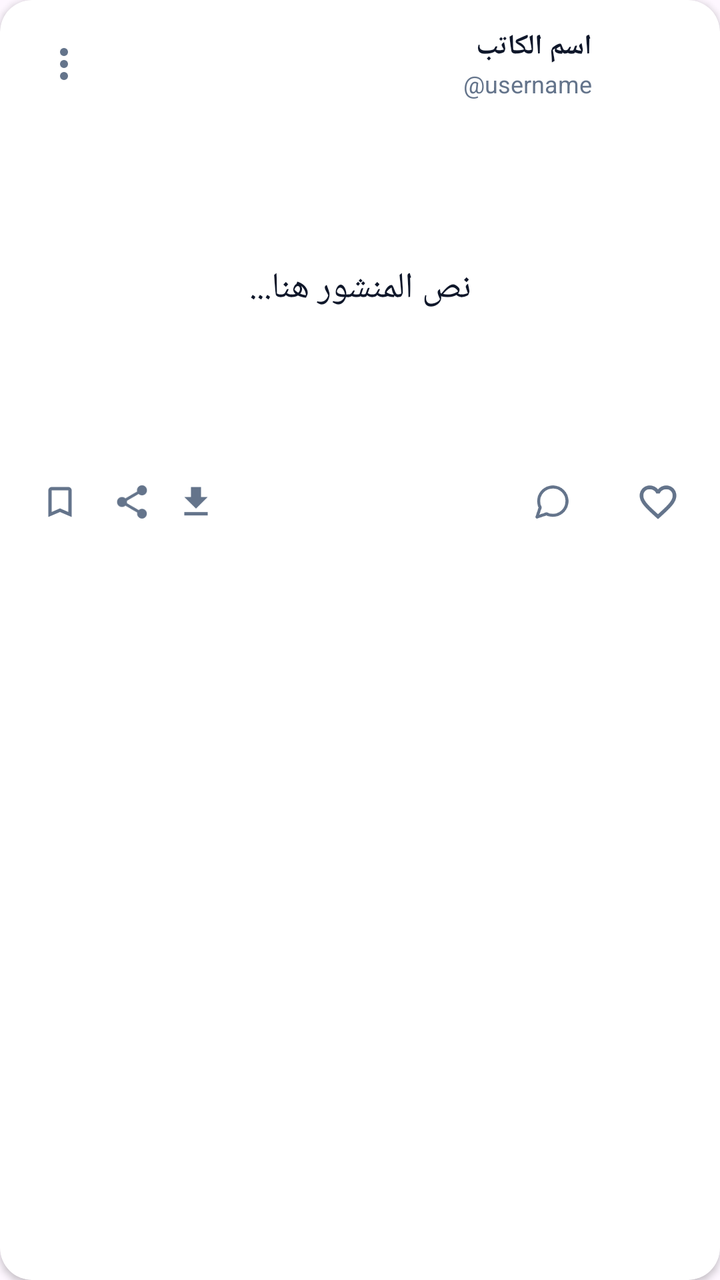
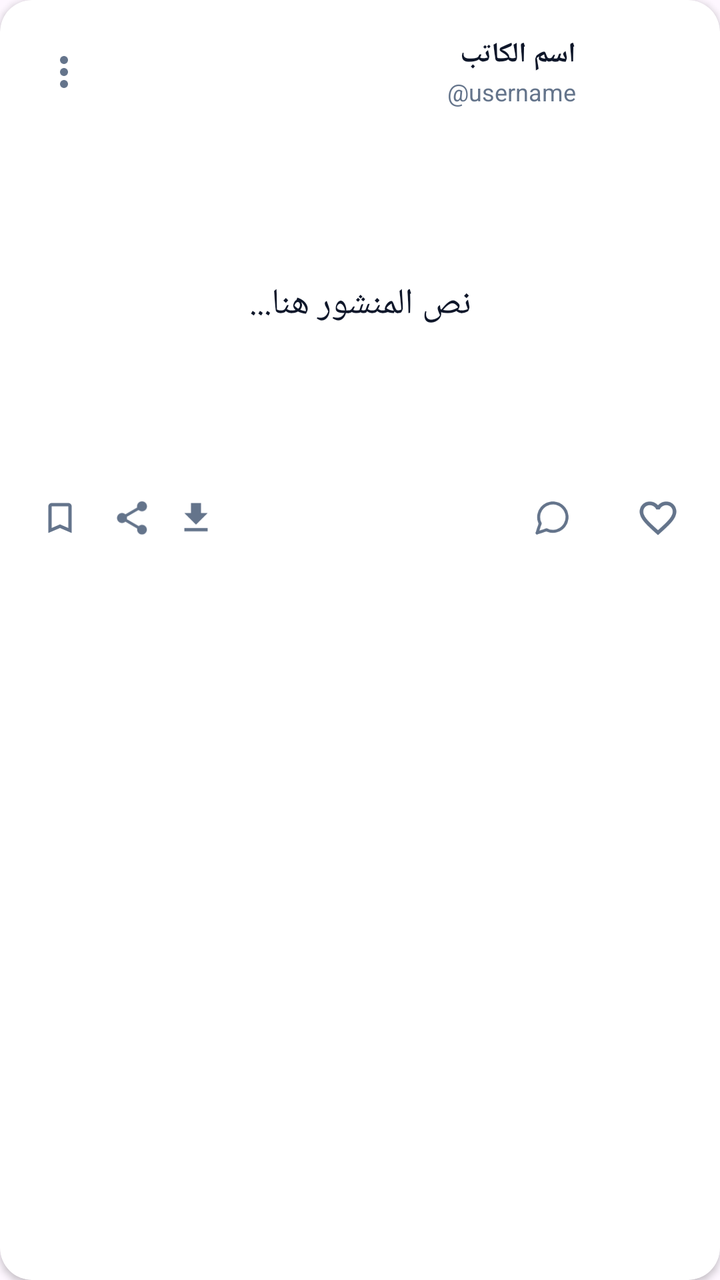

The first picture is an Android layout as it rendered before a commit; the second is the same layout after the commit. The layout source and the unified diff follow.
<!-- AndroidManifest.xml: application theme Theme.Material3.DayNight.NoActionBar -->
<!-- res/layout/item_community_post.xml -->
<?xml version="1.0" encoding="utf-8"?>
<androidx.cardview.widget.CardView xmlns:android="http://schemas.android.com/apk/res/android"
    xmlns:app="http://schemas.android.com/apk/res-auto"
    android:layout_width="match_parent"
    android:layout_height="wrap_content"
    android:layout_marginHorizontal="12dp"
    android:layout_marginVertical="8dp"
    android:layoutDirection="rtl"
    app:cardBackgroundColor="@color/bg_card"
    app:cardCornerRadius="16dp"
    app:cardElevation="2dp">

    <LinearLayout
        android:layout_width="match_parent"
        android:layout_height="wrap_content"
        android:orientation="vertical">

        <LinearLayout
            android:layout_width="match_parent"
            android:layout_height="wrap_content"
            android:gravity="center_vertical"
            android:orientation="horizontal"
            android:paddingHorizontal="14dp"
            android:paddingTop="12dp"
            android:paddingBottom="8dp">

            <LinearLayout
                android:id="@+id/layoutAuthorProfile"
                android:layout_width="0dp"
                android:layout_height="wrap_content"
                android:layout_weight="1"
                android:background="?attr/selectableItemBackground"
                android:clickable="true"
                android:focusable="true"
                android:gravity="center_vertical"
                android:orientation="horizontal">

                <ImageView
                    android:id="@+id/ivAuthorAvatar"
                    android:layout_width="40dp"
                    android:layout_height="40dp"
                    android:scaleType="centerCrop"
                    android:src="@drawable/ic_profile" />

                <LinearLayout
                    android:layout_width="wrap_content"
                    android:layout_height="wrap_content"
                    android:layout_marginStart="10dp"
                    android:orientation="vertical">

                    <LinearLayout
                        android:layout_width="wrap_content"
                        android:layout_height="wrap_content"
                        android:gravity="center_vertical"
                        android:orientation="horizontal">

                        <TextView
                            android:id="@+id/tvAuthor"
                            android:layout_width="wrap_content"
                            android:layout_height="wrap_content"
                            android:ellipsize="end"
                            android:maxLines="1"
                            android:maxWidth="140dp"
                            android:text="اسم الكاتب"
                            android:textColor="@color/text_primary"
                            android:textSize="14sp"
                            android:textStyle="bold" />

                        
                        <TextView
                            android:id="@+id/tvAuthorBadge"
                            android:layout_width="wrap_content"
                            android:layout_height="wrap_content"
                            android:layout_marginStart="4dp"
                            android:background="@null"
                            android:clickable="true"
                            android:focusable="true"
                            android:gravity="center"
                            android:includeFontPadding="false"
                            android:singleLine="true"
                            android:text=""
                            android:textSize="13.5sp"
                            android:visibility="gone" />
                    </LinearLayout>

                    <TextView
                        android:id="@+id/tvPostUsername"
                        android:layout_width="wrap_content"
                        android:layout_height="wrap_content"
                        android:layout_marginTop="1dp"
                        android:text="@username"
                        android:textColor="@color/text_secondary"
                        android:textSize="12sp" />
                </LinearLayout>
            </LinearLayout>

            <TextView
                android:id="@+id/tvPostTag"
                android:layout_width="wrap_content"
                android:layout_height="wrap_content"
                android:layout_marginEnd="6dp"
                android:background="@drawable/bg_tool_chip_idle"
                android:paddingHorizontal="8dp"
                android:paddingVertical="3dp"
                android:textColor="#38BDF8"
                android:textSize="11sp"
                android:textStyle="bold"
                android:visibility="gone" />

            <ImageView
                android:id="@+id/btnPostMenu"
                android:layout_width="36dp"
                android:layout_height="36dp"
                android:background="?attr/selectableItemBackgroundBorderless"
                android:clickable="true"
                android:focusable="true"
                android:padding="6dp"
                android:src="@drawable/ic_menu_more"
                app:tint="@color/text_secondary" />
        </LinearLayout>

                <FrameLayout
            android:id="@+id/layoutPostCard"
            android:layout_width="match_parent"
            android:layout_height="wrap_content"
            android:layout_marginHorizontal="6dp"
            android:layout_marginVertical="4dp"
            android:minHeight="160dp"
            android:padding="16dp">

            
            <LinearLayout
                android:id="@+id/badgeVideoReel"
                android:layout_width="wrap_content"
                android:layout_height="24dp"
                android:layout_gravity="top|start"
                android:background="@drawable/bg_segment_container"
                android:backgroundTint="#99000000"
                android:gravity="center_vertical"
                android:orientation="horizontal"
                android:paddingHorizontal="8dp"
                android:visibility="gone">

                <ImageView
                    android:layout_width="14dp"
                    android:layout_height="14dp"
                    android:src="@drawable/ic_video_reel"
                    app:tint="#38BDF8" />

                <TextView
                    android:layout_width="wrap_content"
                    android:layout_height="wrap_content"
                    android:layout_marginStart="4dp"
                    android:text="@string/reel_video_badge"
                    android:textColor="#38BDF8"
                    android:textSize="10.5sp"
                    android:textStyle="bold" />
            </LinearLayout>

            <TextView
                android:id="@+id/tvContent"
                android:layout_width="match_parent"
                android:layout_height="wrap_content"
                android:layout_gravity="center"
                android:gravity="center"
                android:lineSpacingExtra="6dp"
                android:text="نص المنشور هنا..."
                android:textColor="@color/text_primary"
                android:textDirection="rtl"
                android:textSize="18sp" />

            
            <FrameLayout
                android:id="@+id/btnCardPlayVideo"
                android:layout_width="48dp"
                android:layout_height="48dp"
                android:layout_gravity="center"
                android:background="@drawable/bg_send_comment_circle"
                android:backgroundTint="#99000000"
                android:elevation="4dp"
                android:visibility="gone">

                <ImageView
                    android:layout_width="24dp"
                    android:layout_height="24dp"
                    android:layout_gravity="center"
                    android:src="@drawable/ic_video_play"
                    app:tint="#FFFFFF" />
            </FrameLayout>

            
            <ImageView
                android:id="@+id/ivDoubleTapHeart"
                android:layout_width="72dp"
                android:layout_height="72dp"
                android:layout_gravity="center"
                android:elevation="6dp"
                android:src="@drawable/ic_heart_filled"
                android:visibility="gone"
                app:tint="#EF4444" />
        </FrameLayout>

        
        <LinearLayout
            android:layout_width="match_parent"
            android:layout_height="46dp"
            android:gravity="center_vertical"
            android:orientation="horizontal"
            android:paddingHorizontal="14dp">

            
            <LinearLayout
                android:id="@+id/btnLikeContainer"
                android:layout_width="wrap_content"
                android:layout_height="match_parent"
                android:background="?attr/selectableItemBackground"
                android:clickable="true"
                android:focusable="true"
                android:gravity="center_vertical"
                android:orientation="horizontal"
                android:paddingHorizontal="6dp">

                <ImageView
                    android:id="@+id/btnLike"
                    android:layout_width="22dp"
                    android:layout_height="22dp"
                    android:src="@drawable/ic_heart_outline"
                    app:tint="@color/text_secondary" />

                <TextView
                    android:id="@+id/tvLikesCount"
                    android:layout_width="wrap_content"
                    android:layout_height="wrap_content"
                    android:layout_marginStart="6dp"
                    android:textColor="@color/text_secondary"
                    android:textSize="13sp" />
            </LinearLayout>

            
            <LinearLayout
                android:id="@+id/btnCommentContainer"
                android:layout_width="wrap_content"
                android:layout_height="match_parent"
                android:layout_marginStart="14dp"
                android:background="?attr/selectableItemBackground"
                android:clickable="true"
                android:focusable="true"
                android:gravity="center_vertical"
                android:orientation="horizontal"
                android:paddingHorizontal="6dp">

                <ImageView
                    android:id="@+id/btnComment"
                    android:layout_width="20dp"
                    android:layout_height="20dp"
                    android:src="@drawable/ic_chat_bubble_outline"
                    app:tint="@color/text_secondary" />

                <TextView
                    android:id="@+id/tvCommentsCount"
                    android:layout_width="wrap_content"
                    android:layout_height="wrap_content"
                    android:layout_marginStart="6dp"
                    android:textColor="@color/text_secondary"
                    android:textSize="13sp" />
            </LinearLayout>


            
            <View
                android:layout_width="0dp"
                android:layout_height="match_parent"
                android:layout_weight="1" />

            
            <LinearLayout
                android:id="@+id/btnDownloadPostContainer"
                android:layout_width="wrap_content"
                android:layout_height="match_parent"
                android:background="?attr/selectableItemBackground"
                android:clickable="true"
                android:focusable="true"
                android:gravity="center_vertical"
                android:orientation="horizontal"
                android:paddingHorizontal="6dp">

                <ImageView
                    android:id="@+id/ivDownloadPost"
                    android:layout_width="20dp"
                    android:layout_height="20dp"
                    android:src="@drawable/ic_download"
                    app:tint="@color/text_secondary"
                    android:contentDescription="@string/download_post_image" />
            </LinearLayout>

            
            <LinearLayout
                android:id="@+id/btnShareStoryContainer"
                android:layout_width="wrap_content"
                android:layout_height="match_parent"
                android:background="?attr/selectableItemBackground"
                android:clickable="true"
                android:focusable="true"
                android:gravity="center_vertical"
                android:orientation="horizontal"
                android:paddingHorizontal="6dp">

                <ImageView
                    android:id="@+id/ivShareStory"
                    android:layout_width="20dp"
                    android:layout_height="20dp"
                    android:src="@drawable/ic_share_card"
                    app:tint="@color/text_secondary" />
            </LinearLayout>

            
            <LinearLayout
                android:id="@+id/btnBookmarkContainer"
                android:layout_width="wrap_content"
                android:layout_height="match_parent"
                android:layout_marginStart="4dp"
                android:background="?attr/selectableItemBackground"
                android:clickable="true"
                android:focusable="true"
                android:gravity="center_vertical"
                android:orientation="horizontal"
                android:paddingHorizontal="6dp">

                <ImageView
                    android:id="@+id/ivBookmark"
                    android:layout_width="20dp"
                    android:layout_height="20dp"
                    android:src="@drawable/ic_bookmark_outline"
                    app:tint="@color/text_secondary" />
            </LinearLayout>
        </LinearLayout>
    </LinearLayout>
</androidx.cardview.widget.CardView>
<!-- resources referenced by this layout -->
<resources>
  <color name="bg_card">#FFFFFF</color>
  <color name="text_primary">#0F172A</color>
  <color name="text_secondary">#64748B</color>
  <!-- drawable bg_segment_container (drawable) -->
  <?xml version="1.0" encoding="utf-8"?>
  <shape xmlns:android="http://schemas.android.com/apk/res/android">
      <solid android:color="@color/bg_card" />
      <corners android:radius="14dp" />
      <stroke android:width="1dp" android:color="@color/divider_color" />
  </shape>
  <!-- drawable bg_send_comment_circle (drawable) -->
  <?xml version="1.0" encoding="utf-8"?>
  <shape xmlns:android="http://schemas.android.com/apk/res/android"
      android:shape="oval">
      <solid android:color="#0284C7" />
  </shape>
  <!-- drawable bg_tool_chip_idle (drawable) -->
  <?xml version="1.0" encoding="utf-8"?>
  <shape xmlns:android="http://schemas.android.com/apk/res/android">
      <solid android:color="@color/chip_idle_bg" />
      <corners android:radius="10dp" />
      <stroke android:width="1dp" android:color="@color/chip_idle_stroke" />
  </shape>
  <!-- drawable ic_bookmark_outline (drawable) -->
  <vector xmlns:android="http://schemas.android.com/apk/res/android"
      android:width="24dp"
      android:height="24dp"
      android:viewportWidth="24"
      android:viewportHeight="24">
    <path
        android:fillColor="#FFFFFFFF"
        android:pathData="M17,3H7C5.9,3 5,3.9 5,5v16l7,-3 7,3V5C19,3.9 18.1,3 17,3zM17,18l-5,-2.18L7,18V5h10V18z"/>
  </vector>
  <!-- drawable ic_download (drawable) -->
  <vector xmlns:android="http://schemas.android.com/apk/res/android"
      android:width="24dp"
      android:height="24dp"
      android:viewportWidth="24"
      android:viewportHeight="24">
      <path
          android:fillColor="@android:color/white"
          android:pathData="M19,9h-4V3H9v6H5l7,7 7,-7zM5,18v2h14v-2H5z"/>
  </vector>
  <!-- drawable ic_heart_filled (drawable) -->
  <vector xmlns:android="http://schemas.android.com/apk/res/android"
      android:width="24dp"
      android:height="24dp"
      android:viewportWidth="24"
      android:viewportHeight="24">
    <path
        android:fillColor="#EF4444"
        android:pathData="M12,21.35l-1.45,-1.32C5.4,15.36 2,12.28 2,8.5 2,5.42 4.42,3 7.5,3c1.74,0 3.41,0.81 4.5,2.09C13.09,3.81 14.76,3 16.5,3 19.58,3 22,5.42 22,8.5c0,3.78 -3.4,6.86 -8.55,11.54L12,21.35z"/>
  </vector>
  <!-- drawable ic_profile (drawable) -->
  <vector xmlns:android="http://schemas.android.com/apk/res/android"
      android:width="24dp"
      android:height="24dp"
      android:viewportWidth="24"
      android:viewportHeight="24">
    <path
        android:fillColor="#FFFFFFFF"
        android:pathData="M12,12c2.21,0 4,-1.79 4,-4s-1.79,-4 -4,-4 -4,1.79 -4,4 1.79,4 4,4zM12,14c-2.67,0 -8,1.34 -8,4v2h16v-2c0,-2.66 -5.33,-4 -8,-4z"/>
  </vector>
  <!-- drawable ic_video_play (drawable) -->
  <vector xmlns:android="http://schemas.android.com/apk/res/android"
      android:width="24dp"
      android:height="24dp"
      android:viewportWidth="24"
      android:viewportHeight="24">
    <path
        android:fillColor="#FFFFFFFF"
        android:pathData="M8,5.14v13.72a1,1 0 0,0 1.5,0.86l11,-6.86a1,1 0 0,0 0,-1.72l-11,-6.86A1,1 0 0,0 8,5.14z"/>
  </vector>
  <!-- drawable ic_video_reel (drawable) -->
  <vector xmlns:android="http://schemas.android.com/apk/res/android"
      android:width="24dp"
      android:height="24dp"
      android:viewportWidth="24"
      android:viewportHeight="24">
    <path
        android:fillColor="#FFFFFFFF"
        android:pathData="M18,4l2,4h-3l-2,-4h-2l2,4h-3l-2,-4H8l2,4H7L5,4H4c-1.1,0 -1.99,0.9 -1.99,2L2,18c0,1.1 0.9,2 2,2h16c1.1,0 2,-0.9 2,-2V4h-4zM10,14.5v-5l4.5,2.5 -4.5,2.5z"/>
  </vector>
  <string name="download_post_image">تحميل صورة البطاقة</string>
  <string name="reel_video_badge">ريل / فيديو</string>
  <color name="divider_color">#E2E8F0</color>
  <color name="chip_idle_bg">#E2E8F0</color>
  <color name="chip_idle_stroke">#CBD5E1</color>
  <!-- unchanged entries left out for length: 4 -->
</resources>

<!-- the commit's change to res/layout/item_community_post.xml (unified diff, before → after) -->
@@ -35,12 +35,27 @@
                 android:gravity="center_vertical"
                 android:orientation="horizontal">
 
-                <ImageView
-                    android:id="@+id/ivAuthorAvatar"
-                    android:layout_width="40dp"
-                    android:layout_height="40dp"
-                    android:scaleType="centerCrop"
-                    android:src="@drawable/ic_profile" />
+                <FrameLayout
+                    android:layout_width="48dp"
+                    android:layout_height="48dp">
+
+                    <ImageView
+                        android:id="@+id/ivAuthorAvatar"
+                        android:layout_width="36dp"
+                        android:layout_height="36dp"
+                        android:layout_gravity="center"
+                        android:scaleType="centerCrop"
+                        android:src="@drawable/ic_profile" />
+
+                    
+                    <ImageView
+                        android:id="@+id/ivAuthorLaurelWreath"
+                        android:layout_width="48dp"
+                        android:layout_height="48dp"
+                        android:layout_gravity="center"
+                        android:src="@drawable/ic_laurel_wreath_frame"
+                        android:visibility="gone" />
+                </FrameLayout>
 
                 <LinearLayout
                     android:layout_width="wrap_content"
<!-- resource entries referenced after the edit -->
@@ -53,6 +53,7 @@
         android:fillColor="#EF4444"
         android:pathData="M12,21.35l-1.45,-1.32C5.4,15.36 2,12.28 2,8.5 2,5.42 4.42,3 7.5,3c1.74,0 3.41,0.81 4.5,2.09C13.09,3.81 14.76,3 16.5,3 19.58,3 22,5.42 22,8.5c0,3.78 -3.4,6.86 -8.55,11.54L12,21.35z"/>
   </vector>
+  <!-- drawable ic_laurel_wreath_frame: vector/xml drawable (drawable, 3326 chars, omitted) -->
   <!-- drawable ic_profile (drawable) -->
   <vector xmlns:android="http://schemas.android.com/apk/res/android"
       android:width="24dp"
